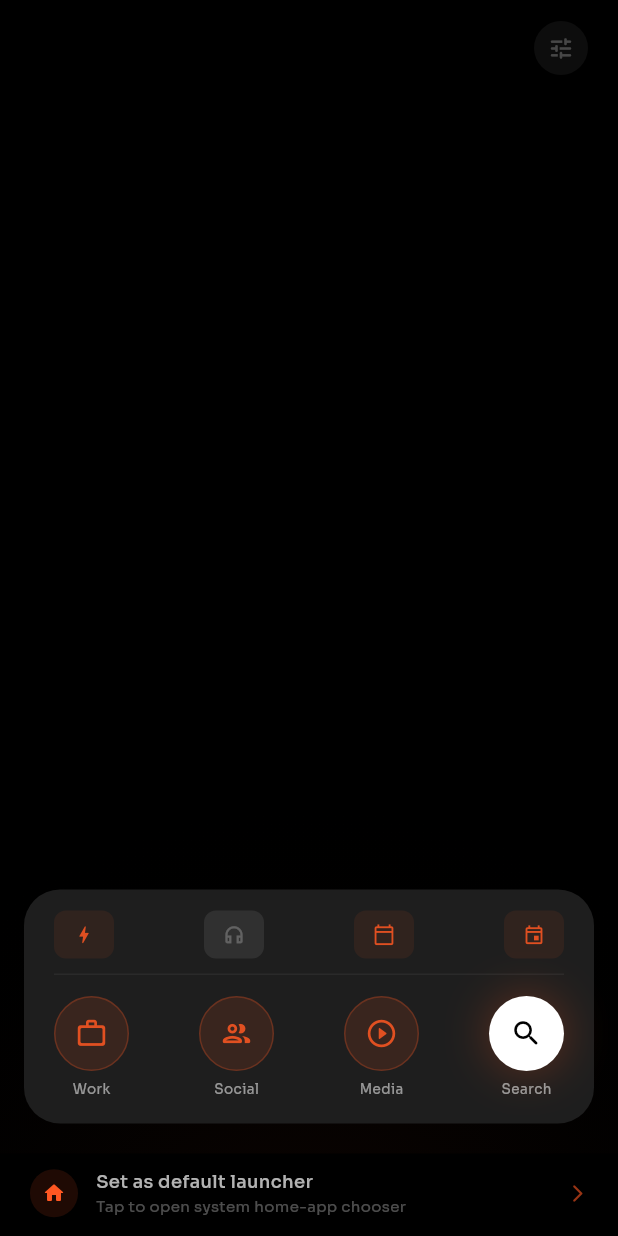
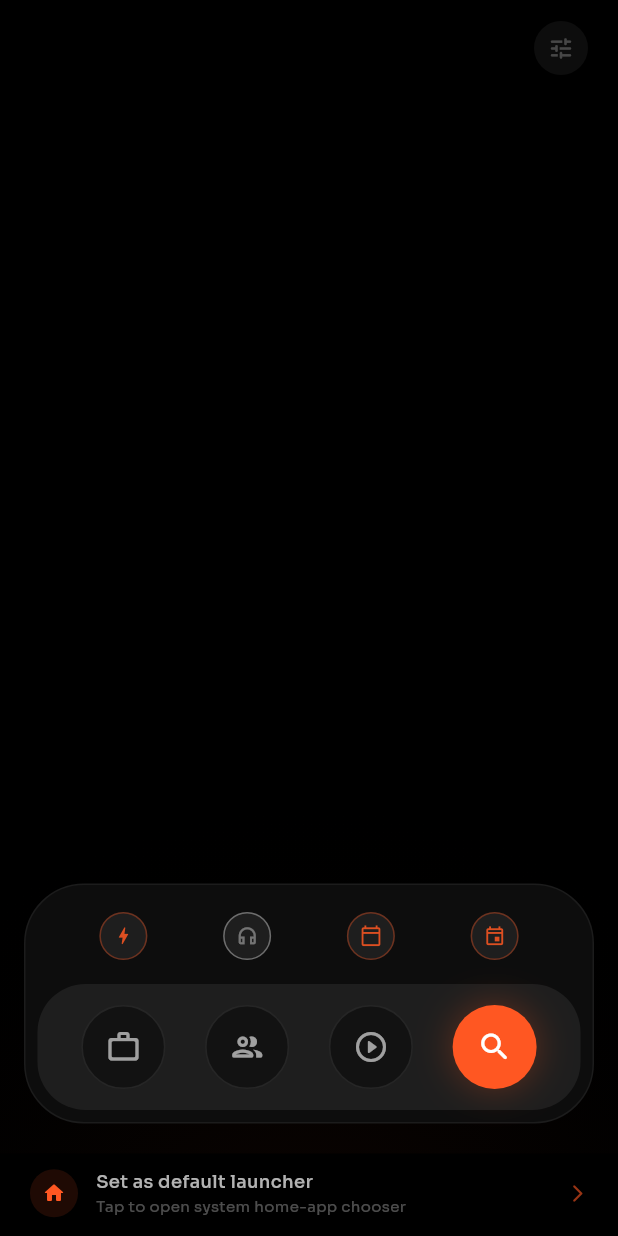
Before and after one commit to amargm/onehand-launcher, a Flutter app: the screen it shows after launch, on a phone screen of 412 x 824 dp. Run offline on Flutter 3.47's test engine with Material 3 defaults, Android fonts, the phone set to English and light mode, and no system bars; our stand-ins replace flutter_colorpicker, flutter_riverpod, google_fonts, shared_preferences.

Commit message:
feat: concentric dock UI matching HTML reference design
Layout restructure:
- Outer shell (#0D0D0D, 40px radius, subtle white border): wraps both
  the context ring and the inner dock — matches the outer rounded
  rectangle from the reference HTML
- Inner dock (#1E1E1E, 32px radius): holds folder + search circles only
  — matches the inner rounded rectangle from the reference HTML
- Removed divider and Column structure; now a clean two-container layout

Context outer ring (replaces pill chips):
- Context indicators are now 32px filled circles (w-8 h-8, matching HTML)
  with #1E1E1E background and accent-tinted border — no text labels
- When headphones connected + media apps available: the 32px context
  circles are replaced by media app icon circles (same size, same row)
- Headphones disconnected: shows time/day/date/headphone indicator circles

Dock circles (replaces _DockButton with _DockCircle):
- All dock buttons are now 56px circles (w-14 h-14, matching HTML)
- Folder circles: #121212 (surface-container) fill, white60 icon, subtle
  border — matches HTML folder button styling
- Search circle: accent-filled, white icon, accent glow shadow — matches
  HTML primary-container search button
- Removed label text below buttons (matches HTML circle-only design)
- Removed google_fonts import from app_dock.dart (no longer needed)

```diff
--- a/lib/features/home/widgets/app_dock.dart
+++ b/lib/features/home/widgets/app_dock.dart
@@ -2,8 +2,6 @@ import 'dart:async';
 
 import 'package:flutter/material.dart';
 import 'package:flutter_riverpod/flutter_riverpod.dart';
-import 'package:google_fonts/google_fonts.dart';
-
 import '../../../core/constants/folder_icons.dart';
 import '../../../core/models/app_folder.dart';
 import '../../../core/models/app_info.dart';
@@ -23,58 +21,64 @@ class AppDock extends ConsumerWidget {
   @override
   Widget build(BuildContext context, WidgetRef ref) {
     final folders = ref.watch(foldersProvider);
-    final showFolderLabels = ref.watch(showFolderLabelsProvider);
-    final showSearchLabel = ref.watch(showSearchLabelProvider);
     final rightHanded = ref.watch(rightHandedProvider);
     final accent = Theme.of(context).colorScheme.primary;
 
-    final searchBtn = _DockButton(
-      label: 'Search',
+    final searchCircle = _DockCircle(
       icon: Icons.search_rounded,
-      color: Colors.white,
-      filled: true,
-      showLabel: showSearchLabel,
+      isSearch: true,
+      accent: accent,
       onTap: () => _openSearch(context),
     );
 
-    final folderBtns =
+    final folderCircles =
         folders
             .map(
-              (f) => _DockButton(
-                label: f.name,
+              (f) => _DockCircle(
                 icon: kFolderIcons[f.iconKey] ?? Icons.folder_rounded,
-                color: accent.withValues(alpha: 0.85),
-                filled: false,
-                showLabel: showFolderLabels,
+                isSearch: false,
+                accent: accent,
                 onTap: () => _openFolder(context, f),
               ),
             )
             .toList();
 
     final rowChildren =
-        rightHanded ? [...folderBtns, searchBtn] : [searchBtn, ...folderBtns];
+        rightHanded
+            ? [...folderCircles, searchCircle]
+            : [searchCircle, ...folderCircles];
 
     return Padding(
-      // 24px outer margin — concentric container spec
       padding: const EdgeInsets.fromLTRB(16, 0, 16, 20),
       child: Container(
-        padding: const EdgeInsets.fromLTRB(20, 14, 20, 16),
+        // ── Outer context-aware shell ──────────────────────────────────────
+        // Matches the HTML outer rounded rectangle (#0D0D0D, subtle border)
+        // that wraps both the context ring and the inner dock.
+        padding: const EdgeInsets.all(8),
         decoration: BoxDecoration(
-          // Surface 1 — #1E1E1E card layer; no border, use tonal depth
-          color: const Color(0xFF1E1E1E),
-          borderRadius: BorderRadius.circular(24),
+          color: const Color(0xFF0D0D0D),
+          borderRadius: BorderRadius.circular(40),
+          border: Border.all(color: Colors.white.withValues(alpha: 0.06)),
         ),
         child: Column(
           mainAxisSize: MainAxisSize.min,
           children: [
+            // ── Context-aware outer ring ───────────────────────────────────
+            // Shows media app circles when headphones connected;
+            // otherwise shows context-indicator circles (time, day, date…).
             _ContextMiniRow(),
-            const SizedBox(height: 10),
-            // Surface 2 divider — subtle tonal separator
-            Container(height: 1, color: const Color(0xFF2A2A2A)),
-            const SizedBox(height: 14),
-            Row(
-              mainAxisAlignment: MainAxisAlignment.spaceBetween,
+            const SizedBox(height: 6),
+            // ── Inner dock panel ──────────────────────────────────────────
+            Container(
+              padding: const EdgeInsets.symmetric(horizontal: 16, vertical: 14),
+              decoration: BoxDecoration(
+                color: const Color(0xFF1E1E1E),
+                borderRadius: BorderRadius.circular(32),
+              ),
+              child: Row(
+                mainAxisAlignment: MainAxisAlignment.spaceAround,
                 children: rowChildren,
+              ),
             ),
           ],
         ),
@@ -140,35 +144,33 @@ class _ContextMiniRowState extends ConsumerState<_ContextMiniRow> {
     final mediaApps = ref.watch(mediaAppsProvider).valueOrNull ?? const [];
     final accent = Theme.of(context).colorScheme.primary;
 
-    final chips = ContextItemType.values
+    // ── Headphones connected: media app circles fill the outer ring ────────
+    if (headphones && mediaApps.isNotEmpty) {
+      return Padding(
+        padding: const EdgeInsets.symmetric(horizontal: 16, vertical: 10),
+        child: Row(
+          mainAxisAlignment: MainAxisAlignment.spaceAround,
+          children:
+              mediaApps.take(6).map((app) => _MediaAppIcon(app: app)).toList(),
+        ),
+      );
+    }
+
+    // ── Default: context-indicator circles (icon-only, 32 px = w-8 h-8) ───
+    final chips =
+        ContextItemType.values
             .where((t) => enabled.contains(t))
             .map((t) => _iconFor(t, accent, headphones))
             .toList();
 
-    final showMedia = headphones && mediaApps.isNotEmpty;
-    if (chips.isEmpty && !showMedia) return const SizedBox.shrink();
+    if (chips.isEmpty) return const SizedBox(height: 4);
 
-    return Column(
-      mainAxisSize: MainAxisSize.min,
-      children: [
-        if (chips.isNotEmpty)
-          Row(
-            mainAxisAlignment: MainAxisAlignment.spaceBetween,
+    return Padding(
+      padding: const EdgeInsets.symmetric(horizontal: 16, vertical: 10),
+      child: Row(
+        mainAxisAlignment: MainAxisAlignment.spaceAround,
         children: chips,
       ),
-        if (showMedia) ...[
-          const SizedBox(height: 8),
-          SizedBox(
-            height: 36,
-            child: ListView.separated(
-              scrollDirection: Axis.horizontal,
-              itemCount: mediaApps.length,
-              separatorBuilder: (_, __) => const SizedBox(width: 8),
-              itemBuilder: (_, i) => _MediaAppIcon(app: mediaApps[i]),
-            ),
-          ),
-        ],
-      ],
     );
   }
 
@@ -189,13 +191,15 @@ class _ContextMiniRowState extends ConsumerState<_ContextMiniRow> {
       ContextItemType.date => (Icons.event_outlined, true),
     };
 
-    final color = active ? accent.withValues(alpha: 0.85) : Colors.white24;
+    // 32 px circle matches the HTML outer-ring icon size (w-8 h-8)
+    final color = active ? accent.withValues(alpha: 0.85) : Colors.white38;
     return Container(
-      width: 40,
+      width: 32,
       height: 32,
       decoration: BoxDecoration(
-        color: color.withValues(alpha: 0.08),
-        borderRadius: BorderRadius.circular(8),
+        shape: BoxShape.circle,
+        color: const Color(0xFF1E1E1E),
+        border: Border.all(color: color.withValues(alpha: 0.35), width: 1),
       ),
       child: Icon(icon, color: color, size: 15),
     );
@@ -214,11 +218,12 @@ class _MediaAppIcon extends StatelessWidget {
     return GestureDetector(
       onTap: () => AppsService.openApp(app.packageName),
       child: Container(
-        width: 36,
-        height: 36,
+        // 32 px = w-8 h-8 from the HTML outer context ring spec
+        width: 32,
+        height: 32,
         decoration: const BoxDecoration(
           shape: BoxShape.circle,
-          color: Color(0xFF2A2A2A),
+          color: Color(0xFF1E1E1E),
         ),
         child: ClipOval(
           child:
@@ -245,71 +250,56 @@ class _MediaAppIcon extends StatelessWidget {
   }
 }
 
-class _DockButton extends StatelessWidget {
-  const _DockButton({
-    required this.label,
+/// Circular dock button — w-14 h-14 (56 px) matching the HTML inner dock.
+/// Search: accent-filled circle with accent glow shadow.
+/// Folders: dark #121212 surface circle with subtle border.
+class _DockCircle extends StatelessWidget {
+  const _DockCircle({
     required this.icon,
-    required this.color,
-    required this.filled,
-    required this.showLabel,
+    required this.isSearch,
+    required this.accent,
     required this.onTap,
   });
 
-  final String label;
   final IconData icon;
-  final Color color;
-  final bool filled;
-  final bool showLabel;
+  final bool isSearch;
+  final Color accent;
   final VoidCallback onTap;
+
+  static const double _size = 56;
 
   @override
   Widget build(BuildContext context) {
     return GestureDetector(
       onTap: onTap,
-      child: Column(
-        mainAxisSize: MainAxisSize.min,
-        children: [
-          Container(
-            width: 50,
-            height: 50,
+      behavior: HitTestBehavior.opaque,
+      child: Container(
+        width: _size,
+        height: _size,
         decoration: BoxDecoration(
           shape: BoxShape.circle,
-              color: filled ? Colors.white : color.withValues(alpha: 0.12),
-              // Search button: orange glow (light-leak from primary action)
+          // Search: accent fill; Folders: surface-container (#121212)
+          color: isSearch ? accent : const Color(0xFF121212),
           boxShadow:
-                  filled
+              isSearch
                   ? [
                     BoxShadow(
-                          color: const Color(
-                            0xFFFF5722,
-                          ).withValues(alpha: 0.25),
-                          blurRadius: 24,
-                          spreadRadius: 2,
+                      color: accent.withValues(alpha: 0.30),
+                      blurRadius: 20,
+                      spreadRadius: 0,
                     ),
                   ]
                   : null,
           border:
-                  filled
+              isSearch
                   ? null
-                      : Border.all(
-                        color: color.withValues(alpha: 0.25),
-                        width: 1,
+                  : Border.all(color: Colors.white.withValues(alpha: 0.08)),
         ),
+        child: Icon(
+          icon,
+          color: isSearch ? Colors.white : Colors.white60,
+          size: 24,
         ),
-            child: Icon(icon, color: filled ? Colors.black : color, size: 22),
-          ),
-          if (showLabel) ...[
-            const SizedBox(height: 5),
-            Text(
-              label,
-              style: GoogleFonts.sora(
-                fontSize: 9,
-                color: Colors.white54,
-                letterSpacing: 0.3,
-              ),
-            ),
-          ],
-        ],
       ),
     );
   }
--- a/lib/features/search/search_overlay.dart
+++ b/lib/features/search/search_overlay.dart
@@ -171,9 +171,7 @@ class _SearchOverlayState extends ConsumerState<SearchOverlay>
                             const Duration(milliseconds: 200),
                             () {
                               if (mounted) {
-                                setState(
-                                  () => _query = v.trim().toLowerCase(),
-                                );
+                                setState(() => _query = v.trim().toLowerCase());
                               }
                             },
                           );
```
Lines whose indentation alone changed are shown as unchanged.
